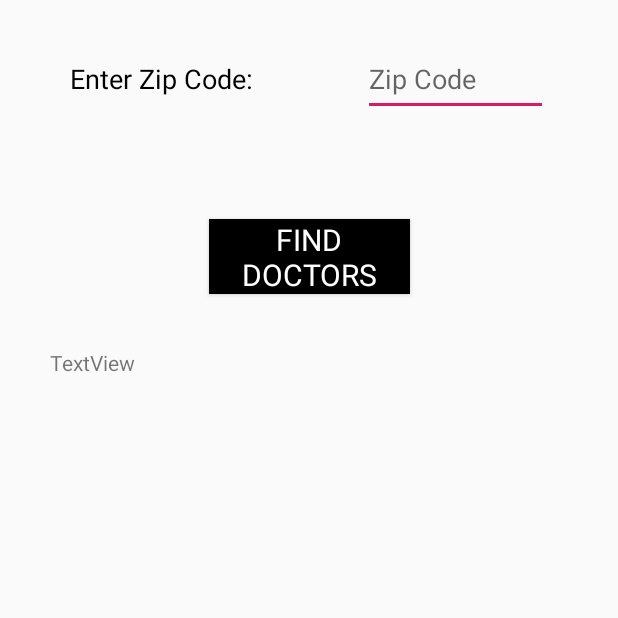
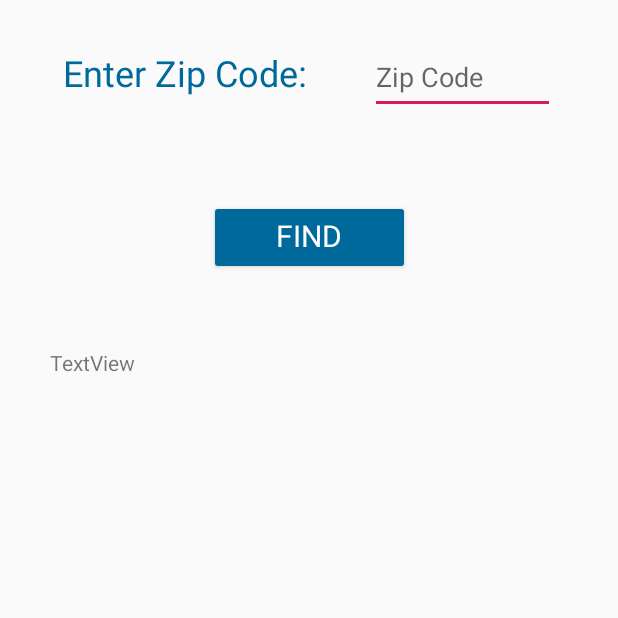
Before and after one commit to martinvaughn/Cancer-Tect, an Android app: the DoctorActivity screen opened directly, with no data from a screen before it, on a phone screen of 412 x 824 dp, the top half of it. Run offline under Robolectric (Android 15) with nearby library versions, the phone set to English and light mode, and no system bars; Roboto replaces fonts that are not available here.

Commit message:
Change style to doctor activity

```diff
--- a/app/src/main/java/com/e/cancer_tect/PredictionActivity.java
+++ b/app/src/main/java/com/e/cancer_tect/PredictionActivity.java
@@ -32,4 +32,10 @@
         }
 
     }
+
+    public void launchDoctorActivity(View view)
+    {
+        Intent intent = new Intent(this, DoctorActivity.class);
+        startActivity(intent);
+    }
 }
--- a/app/src/main/res/layout/activity_doctor.xml
+++ b/app/src/main/res/layout/activity_doctor.xml
@@ -12,7 +12,7 @@
         android:layout_height="50dp"
         android:layout_marginTop="36dp"
         android:layout_marginBottom="16dp"
-        android:background="@drawable/custom_button"
+        android:backgroundTint="#00699B"
         android:fontFamily="@font/acme"
         android:text="@string/find_doctor"
         android:textColor="#FFFFFF"
@@ -24,33 +24,32 @@
 
     <TextView
         android:id="@+id/ZipPrompt"
-        android:layout_width="179dp"
-        android:layout_height="49dp"
+        android:layout_width="wrap_content"
+        android:layout_height="wrap_content"
         android:layout_marginStart="16dp"
+        android:layout_marginTop="32dp"
         android:layout_marginEnd="16dp"
         android:fontFamily="@font/acme"
         android:text="@string/zip_prompt"
-        android:textColor="@android:color/black"
-        android:textSize="18sp"
-        app:layout_constraintBaseline_toBaselineOf="@+id/EnterZip"
+        android:textColor="#00699B"
+        android:textSize="24sp"
         app:layout_constraintEnd_toStartOf="@+id/EnterZip"
         app:layout_constraintHorizontal_bias="0.5"
-        app:layout_constraintHorizontal_chainStyle="packed"
-        app:layout_constraintStart_toStartOf="parent" />
+        app:layout_constraintStart_toStartOf="parent"
+        app:layout_constraintTop_toTopOf="parent" />
 
     <EditText
         android:id="@+id/EnterZip"
         android:layout_width="123dp"
         android:layout_height="49dp"
-        android:layout_marginTop="28dp"
         android:layout_marginEnd="16dp"
         android:ems="10"
         android:hint="@string/zip"
         android:inputType="textPersonName"
+        app:layout_constraintBaseline_toBaselineOf="@+id/ZipPrompt"
         app:layout_constraintEnd_toEndOf="parent"
         app:layout_constraintHorizontal_bias="0.5"
-        app:layout_constraintStart_toEndOf="@+id/ZipPrompt"
-        app:layout_constraintTop_toTopOf="parent" />
+        app:layout_constraintStart_toEndOf="@+id/ZipPrompt" />
 
     <TextView
         android:id="@+id/DoctorDisplay"
--- a/app/src/main/res/layout/activity_prediction.xml
+++ b/app/src/main/res/layout/activity_prediction.xml
@@ -27,6 +27,7 @@
         android:id="@+id/doctor"
         android:layout_width="wrap_content"
         android:layout_height="wrap_content"
+        android:onClick="launchDoctorActivity"
         android:text="@string/look_for_a_doctor"
         app:layout_constraintBottom_toBottomOf="parent"
         app:layout_constraintEnd_toEndOf="parent"
```
